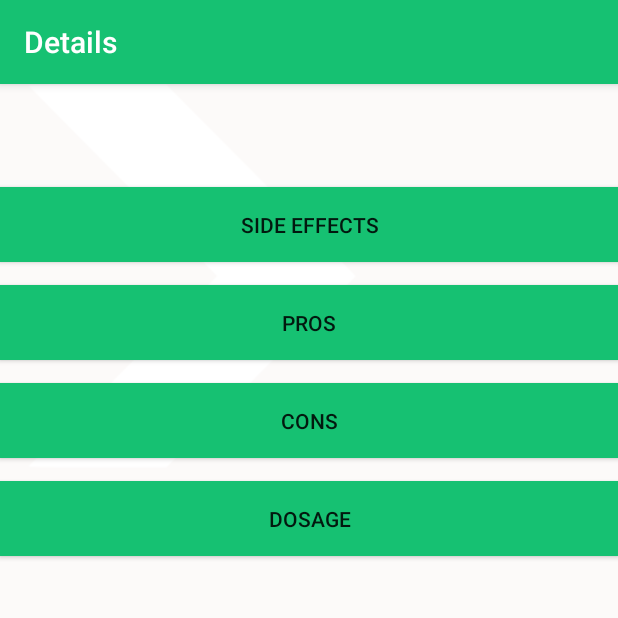
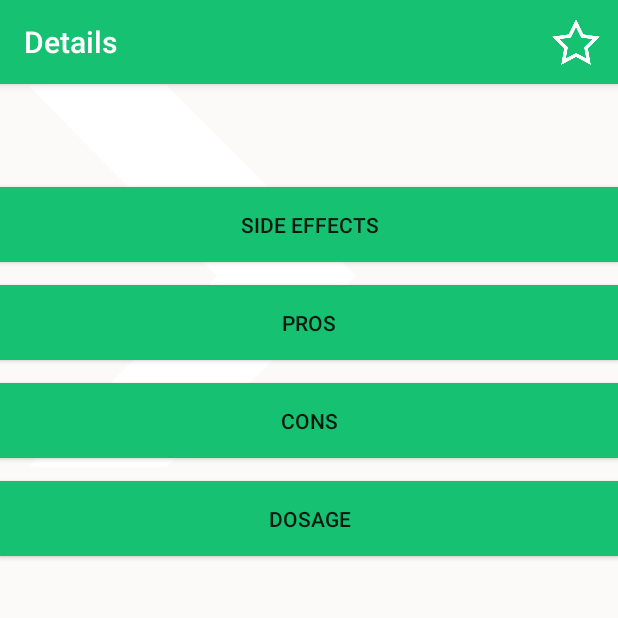
Before and after one commit to uml-app1-2016/Supplify, an Android app: the DrugActivity screen opened directly, with no data from a screen before it, on a phone screen of 412 x 824 dp, the top half of it. Run offline under Robolectric (Android 15) with nearby library versions, the phone set to English and light mode, and no system bars; network calls fail; 5 statements that could not run were skipped.

Commit message:
Changed object notation

```diff
--- a/Supplify-branch/app/src/main/java/com/example/supplify2/DrugActivity.java
+++ b/Supplify-branch/app/src/main/java/com/example/supplify2/DrugActivity.java
@@ -6,6 +6,7 @@ import android.os.AsyncTask;
 import android.os.Bundle;
 import android.support.v4.app.NavUtils;
 import android.support.v7.app.AppCompatActivity;
+import android.view.Menu;
 import android.view.MenuItem;
 import android.view.View;
 import android.widget.Button;
@@ -16,12 +17,10 @@ import java.io.IOException;
 import java.util.ArrayList;
 import java.util.HashMap;
 
-
 public class DrugActivity extends AppCompatActivity{
-
+    DrugRepo repo = new DrugRepo(this);
     @Override
     protected void onCreate(Bundle savedInstanceState) {
-
 
         super.onCreate(savedInstanceState);
         setContentView(R.layout.activity_supplement);
@@ -39,10 +38,9 @@ public class DrugActivity extends AppCompatActivity{
         // Go through all of our drugs and display them for testing
         for(Drug s: drugs) {
             String text = view.getText().toString();
-            view.setText(text + " : " + s);
-            Drug d = repo.getDrugByName(s.name);
-            int id = d.Drug_ID;
-            repo.delete(id);
+
+            view.setText(text + " : " + s.name);
+
         }
 
 
@@ -110,7 +108,13 @@ public class DrugActivity extends AppCompatActivity{
                 return true;
 
             // Respond to a click on the "View history" menu option
-            case R.id.action_view_history:
+            case R.id.action_new_favorite_view_history:
+                TextView view = (TextView) findViewById(R.id.textView1);
+                String name = view.getText().toString();
+                Drug drug = new Drug();
+                drug.name = name;
+                drug.Drug_ID = 0;
+                repo.insert(drug);
                 startActivity(new Intent(this, HistoryActivity.class));
                 return true;
         }
@@ -143,25 +147,25 @@ public class DrugActivity extends AppCompatActivity{
             ArrayList<String> listA = new ArrayList<String>(4);
             String temp = "";
             for (String s : list) {
-                temp = temp + s;
+                temp = temp + '\n' +  s;
             }
             listA.add(0,temp);
             String temp1 = "";
             ArrayList<String> list2 = map.get("Dosage");
             for (String s : list2) {
-                temp1 = temp1 + s;
+                temp1 = temp1 + '\n' + s;
             }
             listA.add(1, temp1);
             String temp2 = "";
             ArrayList<String> list3 = map.get("Pros");
             for (String s : list3) {
-                temp2 = temp2 + s;
+                temp2 = temp2 + '\n' + s;
             }
             listA.add(2, temp2);
             String temp3 = "";
             ArrayList<String> list4 = map.get("Cons");
             for (String s : list4) {
-                temp3 = temp3 + s;
+                temp3 = temp3 + '\n' + s;
             }
             listA.add(3, temp3);
             return listA;
@@ -212,7 +216,13 @@ public class DrugActivity extends AppCompatActivity{
             progress.setCancelable(false); // disable dismiss by tapping outside of the dialog
             progress.show();
         }
-
-
+    }
+    @Override
+    public boolean onCreateOptionsMenu(Menu menu)
+    {
+        // Inflate the menu options from the res/menu/menu_catalog.xml file.
+        // This adds menu items to the app bar.
+        getMenuInflater().inflate(R.menu.menu_favorite, menu);
+        return true;
     }
 }
--- a/Supplify-branch/app/src/main/java/com/example/supplify2/DrugRepo.java
+++ b/Supplify-branch/app/src/main/java/com/example/supplify2/DrugRepo.java
@@ -75,9 +75,8 @@ public class DrugRepo {
             do {
                 Drug drug = new Drug();
                 drug.name = cursor.getString(cursor.getColumnIndex(Key_name));
-                drug.Drug_ID = Integer.getInteger(cursor.getString(cursor.getColumnIndex(KEY_ID)));
+                drug.Drug_ID = cursor.getInt(cursor.getColumnIndex(KEY_ID));
                 DrugList.add(drug);
-
             } while (cursor.moveToNext());
         }
 
--- a/Supplify-branch/app/src/main/java/com/example/supplify2/HistoryActivity.java
+++ b/Supplify-branch/app/src/main/java/com/example/supplify2/HistoryActivity.java
@@ -9,6 +9,7 @@ import android.database.Cursor;
 import android.net.Uri;
 import android.os.Bundle;
 import android.support.v7.app.AppCompatActivity;
+import android.view.Menu;
 import android.view.View;
 import android.widget.AdapterView;
 import android.widget.ListView;
@@ -105,4 +106,6 @@ public class HistoryActivity extends AppCompatActivity implements
         // Callback called when the data needs to be deleted
         mCursorAdapter.swapCursor(null);
     }
+
+
 }
--- /dev/null
+++ b/Supplify-branch/app/src/main/res/menu/menu_favorite.xml
@@ -0,0 +1,12 @@
+<?xml version="1.0" encoding="utf-8"?>
+<menu xmlns:android="http://schemas.android.com/apk/res/android"
+    xmlns:app="http://schemas.android.com/apk/res-auto"
+    xmlns:tools="http://schemas.android.com/tools"
+    tools:context=".com.example.supplify2.MainActivity">
+
+    <item
+        android:id="@+id/action_new_favorite_view_history"
+        android:icon="@drawable/favorite"
+        android:title="Add to History"
+        app:showAsAction="always" />
+</menu>
```
Also changed, not shown: Supplify-branch/app/src/main/res/drawable/favorite.png (added), Supplify-branch/app/src/main/res/drawable/favorited.png (added).
